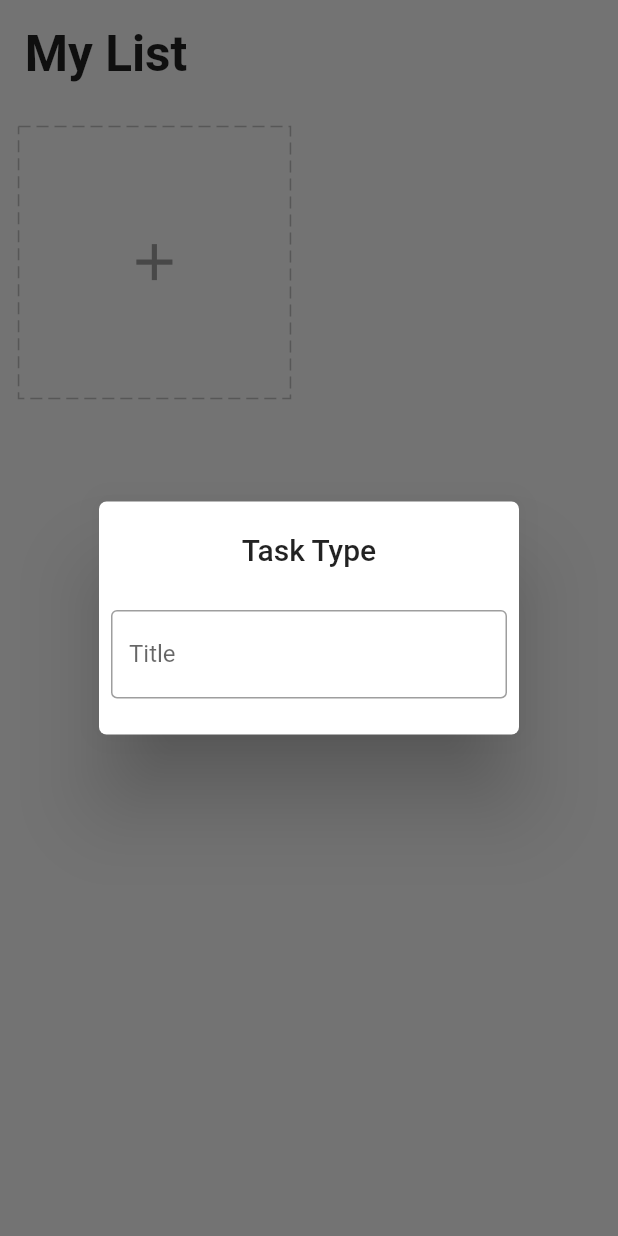
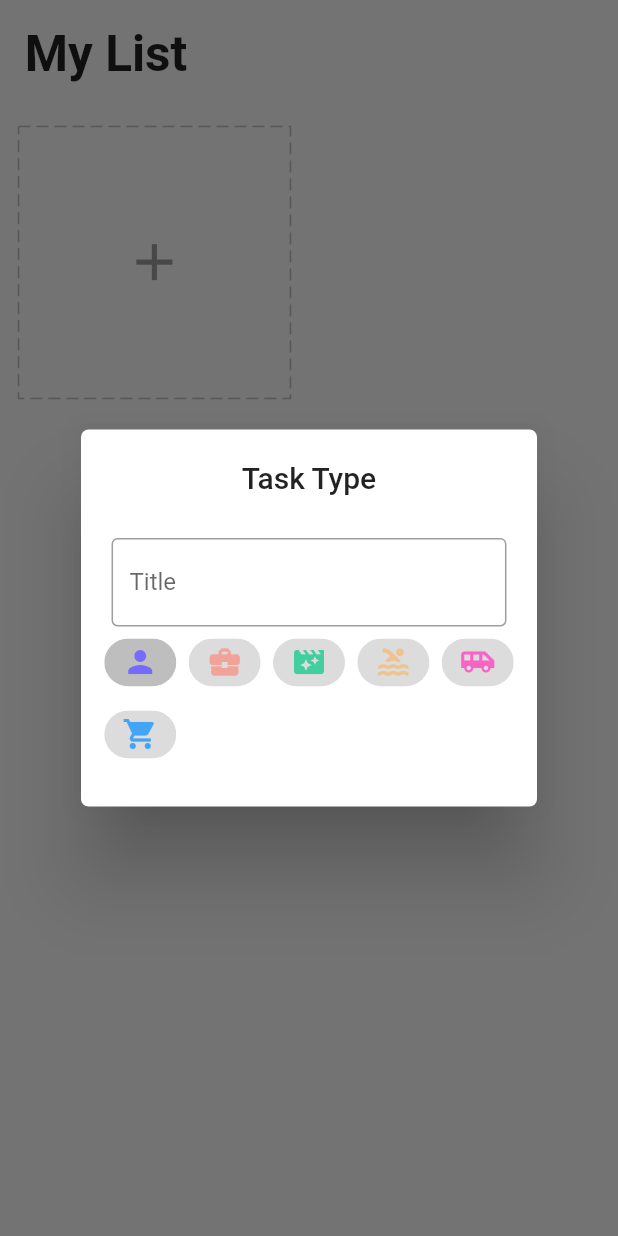
Before and after one commit to ArklemX/getx_todo_app, a Flutter app: the screen it shows after launch, after a tap on the "add" icon, on a phone screen of 412 x 824 dp. Run offline on Flutter 3.47's test engine with Material 2 defaults, Android fonts, the phone set to English and light mode, and no system bars; drawn by our look-alikes of dotted_border; our stand-ins replace equatable, flutter_easyloading, get, get_storage, loading_animation_widget.

```diff
--- a/lib/app/modules/home/controllers/home_controller.dart
+++ b/lib/app/modules/home/controllers/home_controller.dart
@@ -9,6 +9,7 @@ class HomeController extends GetxController {
 
   final formKey = GlobalKey<FormState>();
   final editController = TextEditingController();
+  final chipIindex = 0.obs;
   final tasks = <Task>[].obs;
 
   @override
@@ -23,4 +24,8 @@ class HomeController extends GetxController {
   void onClose() {
     super.onClose();
   }
+
+  void changeChipIndex(value) {
+    chipIindex.value = value;
+  }
 }
--- a/lib/app/widgets/add_card.dart
+++ b/lib/app/widgets/add_card.dart
@@ -28,16 +28,42 @@ class AddCart extends StatelessWidget {
               key: homeCtrl.formKey,
               child: Column(
                 children: [
-                    TextFormField(
+                  Padding(
+                    padding: EdgeInsets.symmetric(horizontal: 3.0.wp),
+                    child: TextFormField(
                       controller: homeCtrl.editController,
                       decoration: const InputDecoration(
                         border: OutlineInputBorder(),
                         labelText: 'Title',
                       ),
+                      validator: (value) {
+                        if (value == null || value.trim().isEmpty) {
+                          return 'Please, set a task title';
+                        }
+                        return null;
+                      },
+                    ),
+                  ),
+                  Wrap(
+                    spacing: 2.0.wp,
+                    children: icons
+                        .map((e) => Obx(() {
+                              final index = icons.indexOf(e);
+                              return ChoiceChip(
+                                label: e,
+                                selected: homeCtrl.chipIindex.value == index,
+                                onSelected: (bool selected) {
+                                  homeCtrl.chipIindex.value =
+                                      selected ? index : 0;
+                                },
+                              );
+                            }))
+                        .toList(),
                   )
                 ],
               ),
-              ));
+            ),
+          );
         },
         child: DottedBorder(
             color: Colors.grey.shade400,
```
Lines whose indentation alone changed are shown as unchanged.
